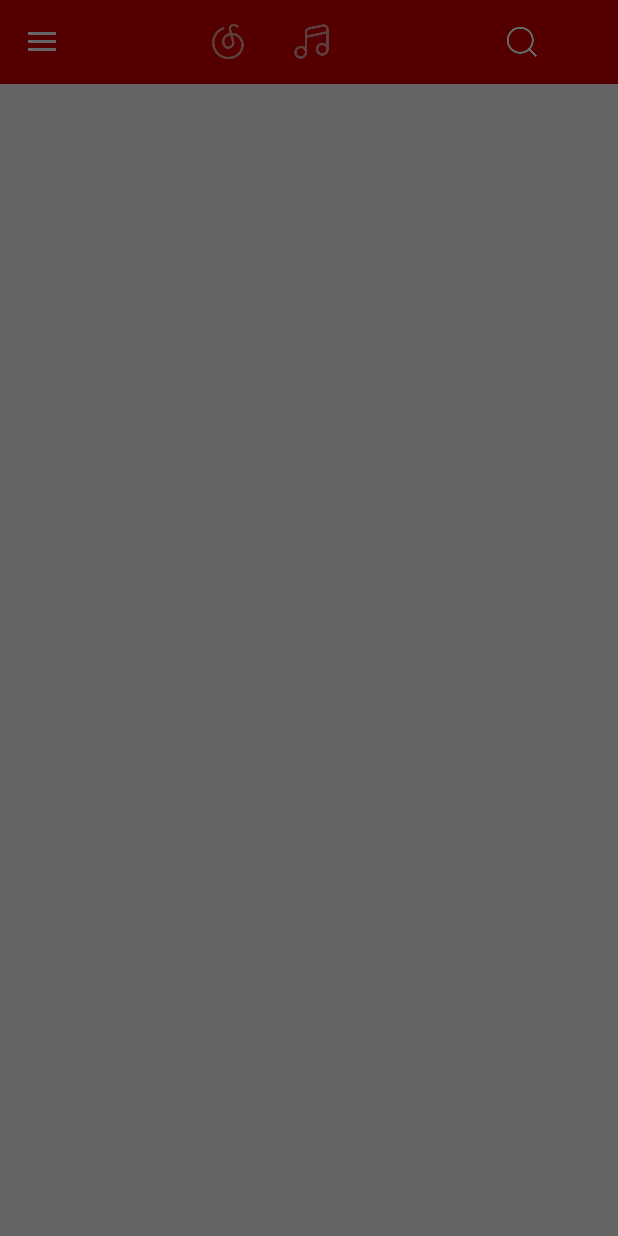
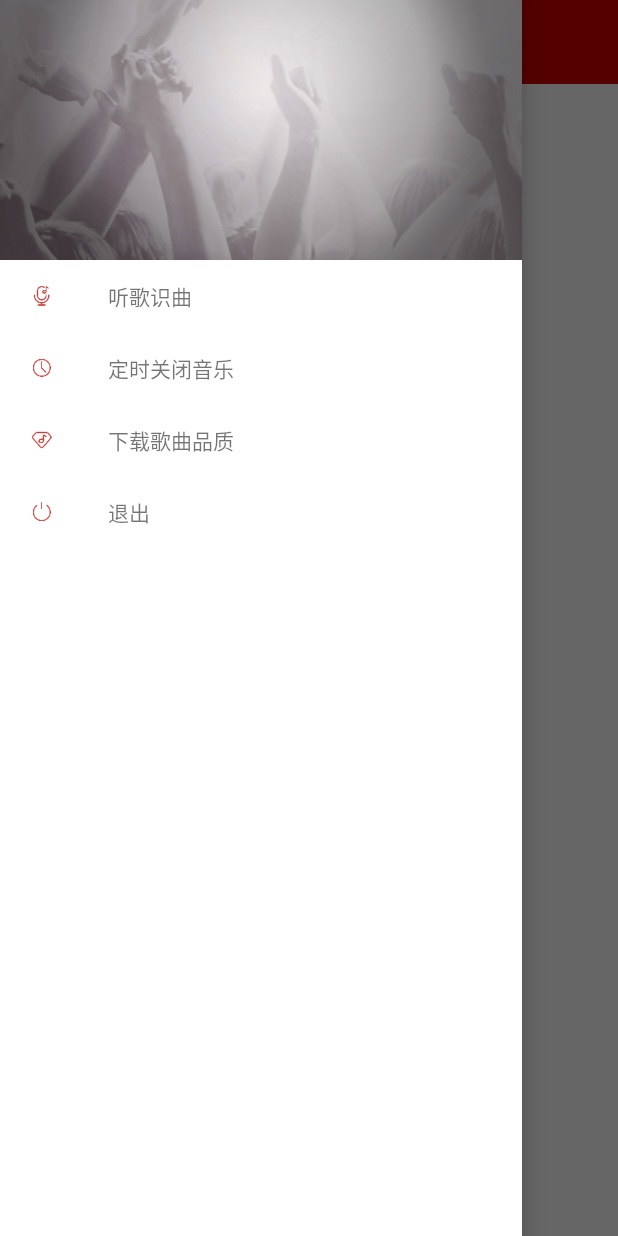
Before and after one commit to RyanLeefy/AudioPlayer, an Android app: the screen it shows after launch (MainActivity), with the side drawer open, on a phone screen of 412 x 824 dp. Run offline under Robolectric (Android 15) with nearby library versions, the phone set to English and light mode, and no system bars.

Commit message:
侧滑抽屉

```diff
--- a/app/src/main/java/com/example/administrator/audioplayer/activity/MainActivity.java
+++ b/app/src/main/java/com/example/administrator/audioplayer/activity/MainActivity.java
@@ -1,21 +1,46 @@
 package com.example.administrator.audioplayer.activity;
 
 import android.os.Handler;
+import android.support.v4.app.Fragment;
+import android.support.v4.view.ViewPager;
+import android.support.v4.widget.DrawerLayout;
 import android.support.v7.app.ActionBar;
 import android.support.v7.app.AppCompatActivity;
 import android.os.Bundle;
 import android.support.v7.widget.Toolbar;
+import android.view.LayoutInflater;
+import android.view.View;
+import android.widget.AdapterView;
+import android.widget.ImageView;
+import android.widget.LinearLayout;
+import android.widget.ListView;
 
 import com.example.administrator.audioplayer.R;
+import com.example.administrator.audioplayer.adapter.LeftMenuItemAdapter;
+import com.example.administrator.audioplayer.adapter.PagerAdapter;
+import com.example.administrator.audioplayer.fragment.MusicFragment;
+import com.example.administrator.audioplayer.fragment.NetFragment;
 import com.example.administrator.audioplayer.widget.SplashScreen;
+
+import java.util.ArrayList;
+import java.util.List;
 
 
 /**
  * 主界面
  */
-public class MainActivity extends AppCompatActivity {
+public class MainActivity extends AppCompatActivity implements View.OnClickListener {
 
     private Handler mHandler = new Handler();
+
+    private ImageView img_net, img_music, img_search;
+    private ViewPager viewPager;
+
+    private DrawerLayout drawer;
+    private ListView left_menu;
+
+    //用来保存两个导航图片，进行切换
+    private ArrayList<ImageView> tabs = new ArrayList<>();
 
 
     @Override
@@ -26,7 +51,14 @@ public class MainActivity extends AppCompatActivity {
         super.onCreate(savedInstanceState);
         setContentView(R.layout.activity_main);
 
+        img_net = (ImageView) findViewById(R.id.bar_net);
+        img_music = (ImageView) findViewById(R.id.bar_music);
+        img_search = (ImageView) findViewById(R.id.bar_search);
 
+        viewPager = (ViewPager) findViewById(R.id.main_viewpager);
+
+        drawer = (DrawerLayout) findViewById(R.id.drawer);
+        left_menu = (ListView) findViewById(R.id.left_menu);
 
         mHandler.postDelayed(new Runnable() {
             @Override
@@ -35,8 +67,9 @@ public class MainActivity extends AppCompatActivity {
             }
         }, 0);
 
-        setToolbar();
-
+        setToolbar();  //初始化toolbar
+        setViewPager();  //初始化viewpager
+        setUpDrawer();  //初始化drawer
     }
 
 
@@ -46,6 +79,7 @@ public class MainActivity extends AppCompatActivity {
         setSupportActionBar(toolbar);
 
         toolbar.setNavigationIcon(R.drawable.actionbar_menu);
+        //ActionBar ab = getSupportActionBar();
 
         //ab.setDisplayHomeAsUpEnabled(true);
         //ab.setHomeAsUpIndicator(R.drawable.actionbar_menu);
@@ -54,4 +88,110 @@ public class MainActivity extends AppCompatActivity {
     }
 
 
+    private void setViewPager() {
+        tabs.add(img_net);
+        tabs.add(img_music);
+
+        NetFragment netFragment = new NetFragment();
+        MusicFragment musicFragment = new MusicFragment();
+
+        PagerAdapter pagerAdapter = new PagerAdapter(getSupportFragmentManager());
+        pagerAdapter.addFragment(netFragment);
+        pagerAdapter.addFragment(musicFragment);
+
+        viewPager.setAdapter(pagerAdapter);
+        viewPager.setCurrentItem(0);
+        img_net.setSelected(true);
+
+        viewPager.addOnPageChangeListener(new ViewPager.OnPageChangeListener() {
+            @Override
+            public void onPageScrolled(int position, float positionOffset, int positionOffsetPixels) {
+
+            }
+
+            @Override
+            public void onPageSelected(int position) {
+                switchTabs(position);
+            }
+
+            @Override
+            public void onPageScrollStateChanged(int state) {
+
+            }
+        });
+
+        img_net.setOnClickListener(this);
+        img_music.setOnClickListener(this);
+        img_search.setOnClickListener(this);
+    }
+
+    private void setUpDrawer() {
+
+
+        ImageView imageView = new ImageView(this);
+        imageView.setImageResource(R.drawable.leftmenu_ban_bg);
+        imageView.setScaleType(ImageView.ScaleType.CENTER_CROP);
+
+        LinearLayout layout = new LinearLayout(this);
+        layout.setFitsSystemWindows(true);
+        layout.addView(imageView, ViewPager.LayoutParams.MATCH_PARENT, ViewPager.LayoutParams.WRAP_CONTENT);
+
+
+        left_menu.addHeaderView(layout);
+        left_menu.setAdapter(new LeftMenuItemAdapter(this));
+        left_menu.setOnItemClickListener(new AdapterView.OnItemClickListener() {
+            @Override
+            public void onItemClick(AdapterView<?> parent, View view, int position, long id) {
+                switch (position){
+                    case 1:
+                        //听歌识曲
+                        drawer.closeDrawers();
+                        break;
+                    case 2:
+                        //定时关闭
+                        drawer.closeDrawers();
+                        break;
+                    case 3:
+                        //下载音质
+                        drawer.closeDrawers();
+                        break;
+                    case 4:
+                        //退出
+                        drawer.closeDrawers();
+                        break;
+                }
+            }
+        });
+
+
+    }
+
+
+
+    //改变图标的颜色
+    private void switchTabs(int position) {
+        for(int i = 0; i < tabs.size(); i++) {
+            if(i == position) {
+                tabs.get(i).setSelected(true);
+            } else {
+                tabs.get(i).setSelected(false);
+            }
+        }
+    }
+
+
+    @Override
+    public void onClick(View v) {
+        switch (v.getId()) {
+            case R.id.bar_net:
+                viewPager.setCurrentItem(0);
+                break;
+            case R.id.bar_music:
+                viewPager.setCurrentItem(1);
+                break;
+            case R.id.bar_search:
+                //跳转到搜索activity
+                break;
+        }
+    }
 }
--- /dev/null
+++ b/app/src/main/java/com/example/administrator/audioplayer/adapter/LeftMenuItemAdapter.java
@@ -0,0 +1,92 @@
+package com.example.administrator.audioplayer.adapter;
+
+import android.content.Context;
+import android.view.LayoutInflater;
+import android.view.View;
+import android.view.ViewGroup;
+import android.widget.BaseAdapter;
+import android.widget.ImageView;
+import android.widget.TextView;
+
+import com.example.administrator.audioplayer.R;
+import com.example.administrator.audioplayer.bean.LeftMenuItem;
+
+import java.util.ArrayList;
+import java.util.Arrays;
+import java.util.List;
+
+/**
+ * Created  on 2017/1/22.
+ */
+
+public class LeftMenuItemAdapter extends BaseAdapter {
+
+    private List<LeftMenuItem> list = new ArrayList<>(    Arrays.asList(
+            new LeftMenuItem(R.drawable.leftmenu_icn_identify, "听歌识曲"),
+            new LeftMenuItem(R.drawable.leftmenu_icn_time, "定时关闭音乐"),
+            new LeftMenuItem(R.drawable.leftmenu_icn_vip, "下载歌曲品质"),
+            new LeftMenuItem(R.drawable.leftmenu_icn_exit, "退出")
+
+    ));
+    private LayoutInflater mInflater;
+
+    public LeftMenuItemAdapter(Context context) {
+        mInflater = LayoutInflater.from(context);
+
+    }
+
+    public LeftMenuItemAdapter(List<LeftMenuItem> list) {
+        this.list = list;
+    }
+
+    public void addMenuItem(LeftMenuItem item) {
+        list.add(item);
+    }
+
+    @Override
+    public int getCount() {
+        return list.size();
+    }
+
+    @Override
+    public Object getItem(int position) {
+        return list.get(position);
+    }
+
+    @Override
+    public long getItemId(int position) {
+        return position;
+    }
+
+    @Override
+    public View getView(int position, View convertView, ViewGroup parent) {
+        ItemViewTag itemViewTag;
+        if (convertView == null) {
+            convertView = mInflater.inflate(R.layout.layout_listitem_leftmenu, parent, false);
+            ImageView icon = (ImageView) convertView.findViewById(R.id.img_leftmenu_icon);
+            TextView textView = (TextView) convertView.findViewById(R.id.tv_leftmenu_name);
+            itemViewTag = new ItemViewTag(icon, textView);
+            convertView.setTag(itemViewTag);
+        } else {
+            itemViewTag = (ItemViewTag) convertView.getTag();
+        }
+
+        itemViewTag.icon.setImageResource(list.get(position).getmIcon());
+        itemViewTag.name.setText(list.get(position).getmName());
+
+        return convertView;
+    }
+
+
+
+     static class ItemViewTag {
+        protected ImageView icon;
+        protected TextView name;
+
+        public ItemViewTag(ImageView icon, TextView name) {
+            this.icon = icon;
+            this.name = name;
+        }
+    }
+
+}
--- /dev/null
+++ b/app/src/main/java/com/example/administrator/audioplayer/adapter/PagerAdapter.java
@@ -0,0 +1,40 @@
+package com.example.administrator.audioplayer.adapter;
+
+import android.support.v4.app.Fragment;
+import android.support.v4.app.FragmentManager;
+import android.support.v4.app.FragmentPagerAdapter;
+
+import java.util.ArrayList;
+import java.util.List;
+
+/**
+ * Created by on 2017/1/22.
+ */
+
+public class PagerAdapter extends FragmentPagerAdapter {
+
+    private List<Fragment> list = new ArrayList<>();
+
+    public PagerAdapter(FragmentManager fm) {
+        super(fm);
+    }
+
+    public PagerAdapter(FragmentManager fm, List<Fragment> list) {
+        super(fm);
+        this.list = list;
+    }
+
+    public void addFragment(Fragment fragment) {
+        list.add(fragment);
+    }
+
+    @Override
+    public Fragment getItem(int position) {
+        return list.get(position);
+    }
+
+    @Override
+    public int getCount() {
+        return list.size();
+    }
+}
--- /dev/null
+++ b/app/src/main/java/com/example/administrator/audioplayer/bean/LeftMenuItem.java
@@ -0,0 +1,31 @@
+package com.example.administrator.audioplayer.bean;
+
+/**
+ * Created on 2017/1/22.
+ */
+
+public class LeftMenuItem {
+    private int mIcon;
+    private String mName;
+
+    public LeftMenuItem(int icon, String name) {
+        this.mIcon = icon;
+        this.mName = name;
+    }
+
+    public String getmName() {
+        return mName;
+    }
+
+    public void setmName(String mName) {
+        this.mName = mName;
+    }
+
+    public int getmIcon() {
+        return mIcon;
+    }
+
+    public void setmIcon(int mIcon) {
+        this.mIcon = mIcon;
+    }
+}
--- /dev/null
+++ b/app/src/main/java/com/example/administrator/audioplayer/fragment/MusicFragment.java
@@ -0,0 +1,30 @@
+package com.example.administrator.audioplayer.fragment;
+
+import android.os.Bundle;
+import android.support.v4.app.Fragment;
+import android.view.LayoutInflater;
+import android.view.View;
+import android.view.ViewGroup;
+
+import com.example.administrator.audioplayer.R;
+
+/**
+ * 主界面第二个fragment界面，本地音乐信息
+ * Created on 2017/1/22.
+ */
+
+public class MusicFragment extends Fragment {
+
+    @Override
+    public void onCreate(Bundle savedInstanceState) {
+        super.onCreate(savedInstanceState);
+    }
+
+    @Override
+    public View onCreateView(LayoutInflater inflater, ViewGroup container, Bundle savedInstanceState) {
+        View v = inflater.inflate(R.layout.fragment_music, container, false);
+
+        return v;
+    }
+
+}
--- /dev/null
+++ b/app/src/main/java/com/example/administrator/audioplayer/fragment/NetFragment.java
@@ -0,0 +1,29 @@
+package com.example.administrator.audioplayer.fragment;
+
+import android.os.Bundle;
+import android.support.v4.app.Fragment;
+import android.view.LayoutInflater;
+import android.view.View;
+import android.view.ViewGroup;
+
+import com.example.administrator.audioplayer.R;
+
+/**
+ * 主界面第一个主fragment界面
+ * Created on 2017/1/22.
+ */
+
+public class NetFragment extends Fragment {
+
+    @Override
+    public void onCreate(Bundle savedInstanceState) {
+        super.onCreate(savedInstanceState);
+    }
+
+    @Override
+    public View onCreateView(LayoutInflater inflater, ViewGroup container, Bundle savedInstanceState) {
+        View v = inflater.inflate(R.layout.fragment_net, container, false);
+
+        return v;
+    }
+}
--- a/app/src/main/res/layout/activity.xml
+++ b/app/src/main/res/layout/activity.xml
@@ -6,19 +6,23 @@
     <android.support.v7.widget.Toolbar
         android:id="@+id/toolbar"
         android:layout_width="match_parent"
-        android:layout_height="?actionBarSize"
-        android:background="?attr/colorPrimary">
+        android:layout_height="wrap_content"
+        android:minHeight="?attr/actionBarSize"
+        android:background="?attr/colorPrimary"
+        android:fitsSystemWindows="true">
+    </android.support.v7.widget.Toolbar>
 
         <RelativeLayout
-            android:gravity="center"
             android:layout_width="match_parent"
-            android:layout_height="match_parent">
+            android:layout_height="wrap_content"
+            android:minHeight="?attr/actionBarSize"
+            android:fitsSystemWindows="true">
 
             <LinearLayout
                 android:layout_centerInParent="true"
                 android:layout_width="wrap_content"
                 android:layout_height="match_parent"
-                android:paddingRight="20dp">
+                >
                 <ImageView
                     android:id="@+id/bar_net"
                     android:layout_width="wrap_content"
@@ -47,15 +51,15 @@
 
         </RelativeLayout>
 
-    </android.support.v7.widget.Toolbar>
+
 
 
     <android.support.v4.view.ViewPager
         android:id="@+id/main_viewpager"
+        android:layout_below="@+id/toolbar"
+        android:layout_above="@+id/bottom_container"
         android:layout_width="match_parent"
-        android:layout_height="match_parent"
-        android:layout_alignParentLeft="true"
-        android:layout_alignParentStart="true">
+        android:layout_height="match_parent">
     </android.support.v4.view.ViewPager>
 
 
--- a/app/src/main/res/layout/activity_main.xml
+++ b/app/src/main/res/layout/activity_main.xml
@@ -1,7 +1,9 @@
 <?xml version="1.0" encoding="utf-8"?>
 <android.support.v4.widget.DrawerLayout xmlns:android="http://schemas.android.com/apk/res/android"
+    android:id="@+id/drawer"
     android:layout_height="match_parent"
-    android:layout_width="match_parent">
+    android:layout_width="match_parent"
+    android:background="#ffffffff">
 
     <include layout="@layout/activity"
         android:layout_height="match_parent"
@@ -12,6 +14,11 @@
         android:id="@+id/left_menu"
         android:layout_width="match_parent"
         android:layout_height="match_parent"
-        android:layout_gravity="start" />
+        android:layout_gravity="start"
+        android:paddingTop="0dp"
+        android:background="#ffffffff"
+        android:clipToPadding="false"
+        android:divider="@null"
+        android:listSelector="?attr/selectableItemBackground" />
 
 </android.support.v4.widget.DrawerLayout>
--- /dev/null
+++ b/app/src/main/res/layout/layout_listitem_leftmenu.xml
@@ -0,0 +1,23 @@
+<?xml version="1.0" encoding="utf-8"?>
+<LinearLayout xmlns:android="http://schemas.android.com/apk/res/android"
+    android:orientation="horizontal"
+    android:layout_width="match_parent"
+    android:layout_height="?attr/listPreferredItemHeightSmall"
+    android:paddingLeft="?attr/listPreferredItemPaddingLeft"
+    android:paddingRight="?attr/listPreferredItemPaddingRight"
+    android:gravity="center_vertical"
+    >
+
+    <ImageView
+        android:id="@+id/img_leftmenu_icon"
+        android:layout_width="24dp"
+        android:layout_height="24dp" />
+
+    <TextView
+        android:id="@+id/tv_leftmenu_name"
+        android:layout_width="wrap_content"
+        android:layout_height="wrap_content"
+        android:layout_marginLeft="32dp"
+        android:maxLines="1"/>
+
+</LinearLayout>
--- /dev/null
+++ b/app/src/main/res/values-v19/styles.xml
@@ -0,0 +1,15 @@
+<resources>
+
+    <!--
+        Base application theme for API 11+. This theme completely replaces
+        AppBaseTheme from res/values/styles.xml on API 11+ devices.
+    -->
+    <style name="AppTheme" parent="Theme.AppCompat.Light.NoActionBar">
+        <item name="android:windowTranslucentStatus">true</item>
+        <item name="colorPrimary">@color/colorPrimary</item>
+        <item name="colorPrimaryDark">@color/colorPrimaryDark</item>
+        <item name="colorAccent">@color/colorAccent</item>
+    </style>
+
+
+</resources>
```
Also changed, not shown: app/src/main/res/layout/fragment_music.xml (added, +12 -0 lines), app/src/main/res/layout/fragment_net.xml (added, +11 -0 lines), app/src/main/res/drawable-xxhdpi/leftmenu_ban_bg.jpg (added), app/src/main/res/drawable-xxhdpi/leftmenu_icn_exit.png (added), app/src/main/res/drawable-xxhdpi/leftmenu_icn_identify.png (added), app/src/main/res/drawable-xxhdpi/leftmenu_icn_time.png (added), app/src/main/res/drawable-xxhdpi/leftmenu_icn_vip.png (added).
